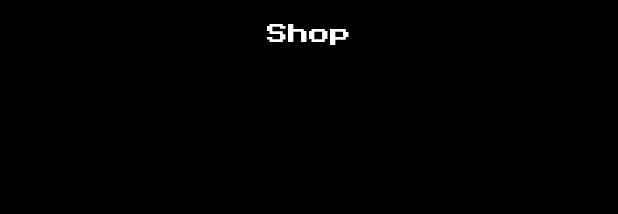
After one commit to bjyoung/Level-Up, an Android app: the layout shop.xml on its own in the app's theme, with its tools: preview values and no code run, on a phone screen of 412 x 824 dp. The commit adds this screen. Shown: the top 214 px of the screen. Run offline under Robolectric (Android 15) with nearby library versions, the phone set to English and light mode, and no system bars.

Commit message:
Add shop page and navigation to shop button

```diff
--- a/app/src/main/java/com/brandonjamesyoung/levelup/QuestList.kt
+++ b/app/src/main/java/com/brandonjamesyoung/levelup/QuestList.kt
@@ -19,6 +19,12 @@
         settingsButton.setOnClickListener{
             findNavController().navigate(R.id.action_questList_to_settings)
         }
+
+        val shopButton = view.findViewById<FloatingActionButton>(R.id.ShopButton)
+
+        shopButton.setOnClickListener{
+            findNavController().navigate(R.id.action_questList_to_shop)
+        }
     }
 
     override fun onViewCreated(view: View, savedInstanceState: Bundle?) {
--- a/app/src/main/res/layout/activity_main.xml
+++ b/app/src/main/res/layout/activity_main.xml
@@ -7,12 +7,6 @@
     android:gravity="center"
     android:orientation="vertical">
 
-<!--    <androidx.fragment.app.FragmentContainerView-->
-<!--        android:id="@+id/fragment_container_view"-->
-<!--        android:layout_width="match_parent"-->
-<!--        android:layout_height="match_parent"-->
-<!--        android:name="com.brandonjamesyoung.levelup.QuestList"/>-->
-
     <androidx.fragment.app.FragmentContainerView
         android:id="@+id/FragmentContainerView"
         android:name="androidx.navigation.fragment.NavHostFragment"
--- /dev/null
+++ b/app/src/main/res/layout/shop.xml
@@ -0,0 +1,19 @@
+<?xml version="1.0" encoding="utf-8"?>
+<androidx.constraintlayout.widget.ConstraintLayout xmlns:android="http://schemas.android.com/apk/res/android"
+    xmlns:app="http://schemas.android.com/apk/res-auto"
+    android:layout_width="match_parent"
+    android:layout_height="match_parent"
+    android:background="@color/background_primary">
+
+    <TextView
+        android:id="@+id/ShopLabel"
+        android:layout_width="wrap_content"
+        android:layout_height="wrap_content"
+        android:layout_marginTop="16dp"
+        android:fontFamily="@font/press_start_2p"
+        android:text="@string/shop_label"
+        android:textColor="@color/text_primary"
+        app:layout_constraintEnd_toEndOf="parent"
+        app:layout_constraintStart_toStartOf="parent"
+        app:layout_constraintTop_toTopOf="parent" />
+</androidx.constraintlayout.widget.ConstraintLayout>
--- a/app/src/main/res/values/strings.xml
+++ b/app/src/main/res/values/strings.xml
@@ -9,6 +9,7 @@
     <string name="quest_placeholder">\?\?\?</string>
     <string name="new_quest_button_description">Navigate to the New Quest page</string>
     <string name="settings_button_description">Navigate to the Settings page</string>
+    <string name="shop_button_description">Navigate to the Shop page</string>
 
     <!-- New Quest strings -->
     <string name="new_quest_label">New Quest</string>
```
Also changed, not shown: app/src/main/java/com/brandonjamesyoung/levelup/Shop.kt (added, +7 -0 lines), app/src/main/res/layout/quest_list.xml (+13 -0 lines), app/src/main/res/navigation/nav_graph.xml (+12 -0 lines), app/src/main/res/drawable/star_icon.png (added).
